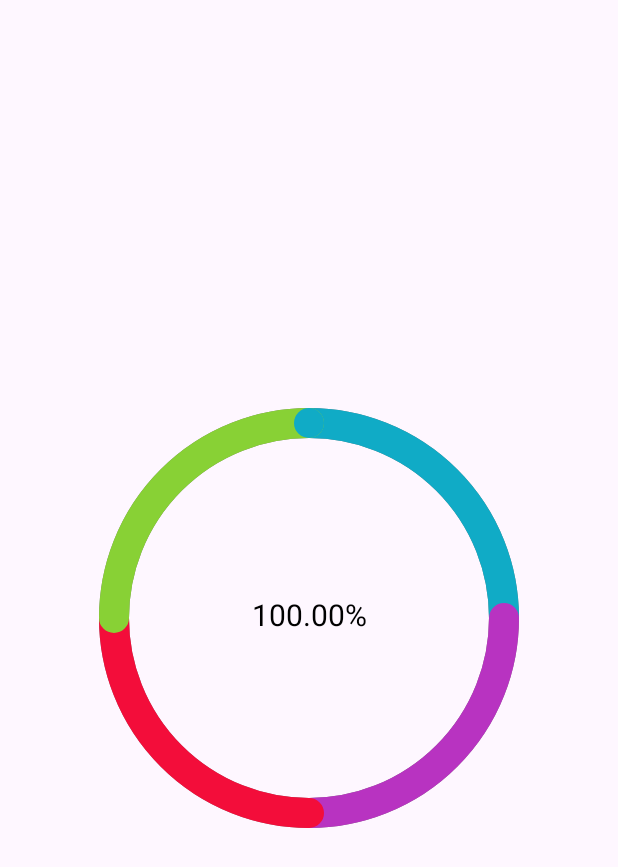
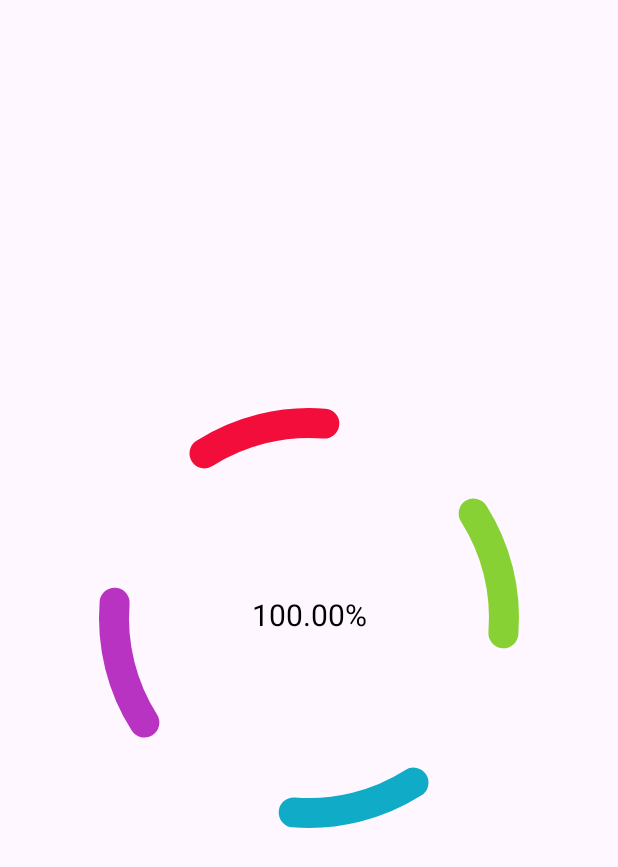
Before and after one commit to TatianaSmalii/StatView, an Android app: the first screen one second after launch (MainActivity), on a phone screen of 412 x 824 dp. Shown: the top 867 px of the screen. Run offline under Robolectric (Android 15) with nearby library versions, the phone set to English and light mode, and no system bars.

Commit message:
Home Work 06_animations

```diff
--- a/app/src/main/java/ru/netology/statsview/MainActivity.kt
+++ b/app/src/main/java/ru/netology/statsview/MainActivity.kt
@@ -1,6 +1,9 @@
 package ru.netology.statsview
 
 import android.os.Bundle
+import android.view.animation.Animation
+import android.view.animation.AnimationUtils
+import android.widget.TextView
 import androidx.appcompat.app.AppCompatActivity
 import ru.netology.statsview.ui.StatsView
 
@@ -8,11 +11,32 @@ class MainActivity : AppCompatActivity() {
     override fun onCreate(savedInstanceState: Bundle?) {
         super.onCreate(savedInstanceState)
         setContentView(R.layout.activity_main)
-        findViewById<StatsView>(R.id.statsView).data = listOf(
-           0.25F,
-           0.25F,
-           0.25F,
-           0.25F
+        val view = findViewById<StatsView>(R.id.statsView)
+        view.data = listOf(
+            0.25F,
+            0.25F,
+            0.25F,
+            0.25F,
         )
+        val textView = findViewById<TextView>(R.id.label)
+//        view.startAnimation(
+//
+//            AnimationUtils.loadAnimation(this, R.anim.animation).apply {
+//                setAnimationListener( object : Animation.AnimationListener{
+//                    override fun onAnimationStart(animation: Animation?) {
+//                        textView.text = "Start"
+//                    }
+//
+//                    override fun onAnimationEnd(animation: Animation?) {
+//                        textView.text = "End"
+//                    }
+//
+//                    override fun onAnimationRepeat(animation: Animation?) {
+//                        textView.text = "Repeat"
+//                    }
+//
+//                })
+//            }
+//        )
     }
 }
--- a/app/src/main/java/ru/netology/statsview/ui/StatsView.kt
+++ b/app/src/main/java/ru/netology/statsview/ui/StatsView.kt
@@ -1,13 +1,14 @@
 package ru.netology.statsview.ui
 
+import android.animation.ValueAnimator
 import android.content.Context
 import android.graphics.Canvas
-import android.graphics.Color
 import android.graphics.Paint
 import android.graphics.PointF
 import android.graphics.RectF
 import android.util.AttributeSet
 import android.view.View
+import android.view.animation.LinearInterpolator
 import androidx.core.content.withStyledAttributes
 import ru.netology.statsview.R
 import ru.netology.statsview.utils.AndroidUtils
@@ -39,20 +40,21 @@ class StatsView @JvmOverloads constructor(
         }
     }
 
+    private var progress = 0f
+    private var valueAnimator: ValueAnimator? = null
     var data: List<Float> = emptyList()
         set(value) {
             field = value
             if (data.sum() > 1) {
                 calculatePercentages()
             } else calculate()
-
-            invalidate()
+            update()
         }
 
-    private var total: Float = 0.0f
 
+    private var rotationAngle = 0f
+    private var total: Float = 0.0F
     private var percentages: List<Float> = emptyList()
-
     private var radius = 0F
     private var center = PointF() //  точка центра окружности
     private var oval = RectF()
@@ -71,7 +73,7 @@ class StatsView @JvmOverloads constructor(
         Paint.ANTI_ALIAS_FLAG // сглаживание
     ).apply {
         textSize =
-            this@StatsView.textSize // учтем  получ размер  шрифта при создании кисти доя текста
+            this@StatsView.textSize // учтем  получ размер  шрифта при создании кисти для текста
         style = Paint.Style.FILL // стиль : строки - заливка!
         textAlign = Paint.Align.CENTER // текст по центру
 
@@ -89,49 +91,59 @@ class StatsView @JvmOverloads constructor(
         )
     }
 
-    override fun onDraw(canvas: Canvas) {
+
+    private fun update() {
+        valueAnimator?.let {
+            it.removeAllListeners()
+            it.cancel()
+        }
+
+        progress = 0f
+
+        valueAnimator = ValueAnimator.ofFloat(0f, 360f).apply {
+            addUpdateListener { anim ->
+                progress = anim.animatedFraction // Если прогресс должен отслеживать долю анимации
+                rotationAngle = anim.animatedValue as Float // Угол поворота
+                invalidate() // Запрашиваем перерисовку
+            }
+            duration = 5000 // Продолжительность анимации
+            interpolator = LinearInterpolator() // Интерполятор
+            //  repeatMode = ValueAnimator.RESTART // Повторять анимацию
+            // repeatCount = ValueAnimator.INFINITE // Бесконечное повторение
+        }.also {
+            it.start()
+        }
+
+    }
 
 
-        if (percentages.isEmpty()) {
+    override fun onDraw(canvas: Canvas) {
+        super.onDraw(canvas) // Не забывайте вызывать super.onDraw
+        if (data.isEmpty()) {
             return
         }
 
-        var startAngle = -90F // стартовый угол поворота
-        val fullCircle = 360F
-        var angle: Float
+        var startFrom = -90f
 
-        if (total == 1F) {
-            paint.color = Color.parseColor("#808080")
-            canvas.drawArc(oval, startAngle, fullCircle, false, paint)
+        // Применяем поворот перед рисованием дуг
+        canvas.save() // Сохраняем текущее состояние холста
+        canvas.rotate(rotationAngle, center.x, center.y) // Поворачиваем холст вокруг центра
+
+        for ((index, datum) in data.withIndex()) {
+            val angle = 360f * datum
+            paint.color = colorsList.getOrNull(index) ?: generateRandomColor()
+            canvas.drawArc(oval, startFrom, angle * progress, false, paint)
+            startFrom += angle
         }
 
+        canvas.restore() // Восстанавливаем холст после поворота
 
-        percentages.forEachIndexed { index, datum ->
-
-            angle = datum * 360F  // угол поворота для каждого элемента
-            if (data.sum() <= total) {
-                paint.color = colorsList.getOrElse(index) { generateRandomColor() }
-            }
-
-            canvas.drawArc(oval, startAngle, angle, false, paint) // отрисовка дуги
-
-            startAngle += angle // не рисовать на 1ом месте
-        }
-
-
-
-        if (total >= 1) {
-            paint.color = colorsList.getOrNull(data.withIndex().firstOrNull()?.index!!)
-                ?: generateRandomColor()
-        }
-
-        canvas.drawPoint(center.x, center.y - radius, paint)
-
+        // Рисуем текст
         canvas.drawText(
-            "%.2f%%".format(percentages.sum() * 100), // получить как надо в процентах
+            "%.2f%%".format((data.sum() * 100)),
             center.x,
-            center.y + textPaint.textSize / 4, // выравнивание по центру  Y  текста (высота)
-            textPaint
+            center.y + textPaint.textSize / 4,
+            textPaint,
         )
     }
 
--- /dev/null
+++ b/app/src/main/res/anim/animation.xml
@@ -0,0 +1,21 @@
+<?xml version="1.0" encoding="utf-8"?>
+<set xmlns:android="http://schemas.android.com/apk/res/android">
+    <scale
+        android:duration="1000"
+        android:fromXScale="0.5"
+        android:fromYScale="0.5"
+        android:interpolator="@android:anim/linear_interpolator"
+        android:repeatCount="3"
+        android:repeatMode="reverse"
+        android:toXScale="1.25"
+        android:toYScale="1.25" />
+    <rotate
+        android:fromDegrees="0"
+        android:pivotX="50%"
+        android:duration="1000"
+        android:pivotY="50%"
+        android:repeatCount="2"
+        android:repeatMode="reverse"
+        android:startOffset="300"
+        android:toDegrees="360" />
+</set>
--- a/app/src/main/res/layout/activity_main.xml
+++ b/app/src/main/res/layout/activity_main.xml
@@ -6,6 +6,16 @@
     android:layout_width="match_parent"
     android:layout_height="match_parent"
     tools:context=".MainActivity">
+
+
+    <TextView
+        android:id="@+id/label"
+        android:layout_width="wrap_content"
+        android:layout_height="wrap_content"
+        app:layout_constraintTop_toTopOf="parent"
+        app:layout_constraintLeft_toLeftOf="parent"
+        app:layout_constraintRight_toRightOf="parent"
+        />
 
     <ru.netology.statsview.ui.StatsView
         android:id="@+id/statsView"
```
